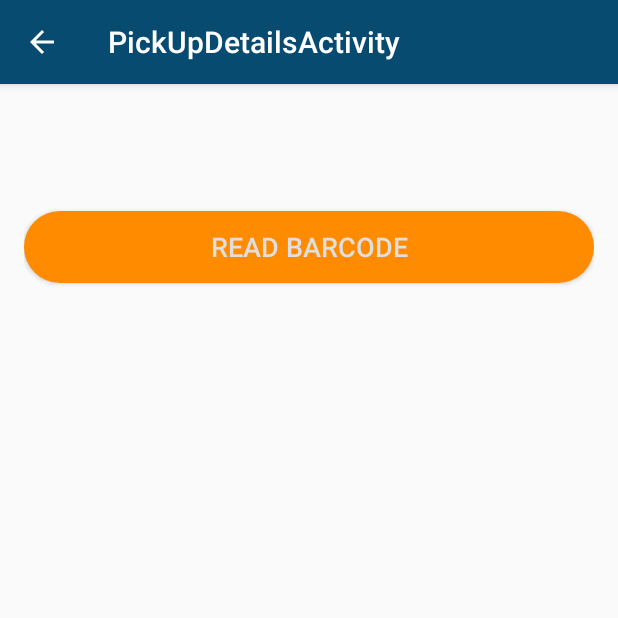
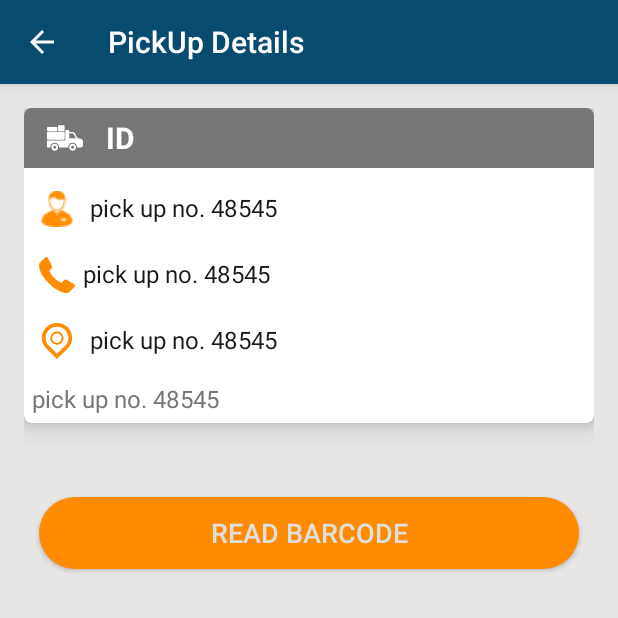
Before and after one commit to KunalBhavsar/SamosaDelivery, an Android app: the PickUpDetailsActivity screen opened directly, with no data from a screen before it, on a phone screen of 412 x 824 dp, the top half of it. Run offline under Robolectric (Android 15) with nearby library versions, the phone set to English and light mode, and no system bars; our stand-ins replace EventBus; libraries missing offline, so code that uses them is left out: com.activeandroid; 16 statements that could not run were skipped.

Commit message:
pick up list ui

```diff
--- a/app/src/main/java/co/rapiddelivery/src/PickUpDetailsActivity.java
+++ b/app/src/main/java/co/rapiddelivery/src/PickUpDetailsActivity.java
@@ -6,6 +6,7 @@ import android.os.Bundle;
 import android.support.v7.app.AppCompatActivity;
 import android.support.v7.widget.Toolbar;
 import android.view.View;
+import android.widget.TextView;
 import android.widget.Toast;
 
 import com.google.android.gms.vision.CameraSource;
@@ -35,7 +36,11 @@ public class PickUpDetailsActivity extends AppCompatActivity implements BarcodeR
 
     private int currentBarcodeReaderStatus = BARCODE_READER_STATUS_CAMERA_CLOSED;
 
-    private CustomTextView txtTempContent;
+    private TextView txtID;
+    private CustomTextView txtCust;
+    private CustomTextView txtPhone;
+    private CustomTextView txtLoc;
+    private CustomTextView txtData;
     private CustomTextView txtBarcodeReading;
 
     private CustomButton btnReadBarcode;
@@ -73,8 +78,19 @@ public class PickUpDetailsActivity extends AppCompatActivity implements BarcodeR
             finish();
         }
 
-        txtTempContent = (CustomTextView) findViewById(R.id.txt_temp);
-        txtTempContent.setText(pickUpModel.getName() + "\n" + pickUpModel.getAddress() + "\n"  + pickUpModel.getPincode());
+        txtID = (TextView) findViewById(R.id.txt_id);
+        txtCust = (CustomTextView) findViewById(R.id.txt_name);
+        txtPhone = (CustomTextView) findViewById(R.id.txt_phone);
+        txtLoc = (CustomTextView) findViewById(R.id.txt_loc);
+        txtData = (CustomTextView) findViewById(R.id.txt_data);
+
+
+        //txtTempContent.setText(pickUpModel.getName() + "\n" + pickUpModel.getAddress() + "\n"  + pickUpModel.getPincode());
+        txtID.setText(pickUpModel.getPickupNumber());
+        txtCust.setText(pickUpModel.getName());
+        txtPhone.setText(pickUpModel.getPhoneNumber());
+        txtLoc.setText(pickUpModel.getAddress() + ", Pincode" + pickUpModel.getPincode());
+        txtData.setText("Expected count is " + pickUpModel.getExpectedCount());
 
         mPreview = (CameraSourcePreview) findViewById(R.id.preview);
         mGraphicOverlay = (GraphicOverlay) findViewById(R.id.overlay);
--- /dev/null
+++ b/app/src/main/res/drawable/ic_location.xml
@@ -0,0 +1,5 @@
+<vector android:height="24dp" android:viewportHeight="18.999"
+    android:viewportWidth="18.999" android:width="24dp" xmlns:android="http://schemas.android.com/apk/res/android">
+    <path android:fillColor="#ff8c00" android:pathData="M9.5,2c1.609,0 3.12,0.614 4.254,1.73C14.879,4.837 15.5,6.309 15.5,7.87s-0.62,3.03 -1.745,4.139L9.5,16.193l-4.254,-4.186C4.121,10.9 3.501,9.431 3.501,7.868s0.62,-3.032 1.745,-4.141C6.38,2.614 7.892,2 9.5,2M9.5,0C7.453,0 5.404,0.768 3.843,2.305c-3.124,3.074 -3.124,8.057 0,11.131L9.5,18.999l5.657,-5.565c3.124,-3.072 3.124,-8.056 0,-11.129C13.596,0.768 11.548,0 9.5,0z"/>
+    <path android:fillColor="#ff8c00" android:pathData="M9.5,5.499c0.668,0 1.296,0.26 1.768,0.731c0.976,0.976 0.976,2.562 0,3.537c-0.473,0.472 -1.1,0.731 -1.768,0.731s-1.295,-0.26 -1.768,-0.731c-0.976,-0.976 -0.976,-2.562 0,-3.537C8.205,5.759 8.833,5.499 9.5,5.499M9.5,4.499c-0.896,0 -1.792,0.342 -2.475,1.024c-1.367,1.367 -1.367,3.584 0,4.951c0.684,0.684 1.578,1.024 2.475,1.024s1.792,-0.342 2.475,-1.024c1.366,-1.367 1.366,-3.584 0,-4.951C11.292,4.84 10.396,4.499 9.5,4.499z"/>
+</vector>
--- /dev/null
+++ b/app/src/main/res/drawable/ic_phone.xml
@@ -0,0 +1,4 @@
+<vector android:height="24dp" android:viewportHeight="578.106"
+    android:viewportWidth="578.106" android:width="24dp" xmlns:android="http://schemas.android.com/apk/res/android">
+    <path android:fillColor="#ff8c00" android:pathData="M577.8,456.1c1.2,9.4 -1.6,17.5 -8.6,24.5l-81.4,80.8c-3.7,4.1 -8.5,7.6 -14.4,10.4c-5.9,2.9 -11.7,4.7 -17.4,5.5c-0.4,0 -1.6,0.1 -3.7,0.3c-2,0.2 -4.7,0.3 -8,0.3c-7.8,0 -20.3,-1.3 -37.6,-4s-38.6,-9.2 -63.6,-19.6c-25.1,-10.4 -53.6,-26 -85.4,-46.8c-31.8,-20.8 -65.7,-49.4 -101.6,-85.7c-28.6,-28.2 -52.2,-55.1 -71,-80.8c-18.8,-25.7 -33.9,-49.5 -45.3,-71.3c-11.4,-21.8 -20,-41.6 -25.7,-59.4S4.6,177.4 2.5,164.5s-2.9,-23 -2.4,-30.3c0.4,-7.3 0.6,-11.4 0.6,-12.2c0.8,-5.7 2.7,-11.5 5.5,-17.4s6.3,-10.7 10.4,-14.4L98,8.8c5.7,-5.7 12.2,-8.6 19.6,-8.6c5.3,0 10,1.5 14.1,4.6s7.5,6.8 10.4,11.3l65.5,124.2c3.7,6.5 4.7,13.7 3.1,21.4c-1.6,7.8 -5.1,14.3 -10.4,19.6l-30,30c-0.8,0.8 -1.5,2.1 -2.1,4s-0.9,3.4 -0.9,4.6c1.6,8.6 5.3,18.4 11,29.4c4.9,9.8 12.4,21.7 22.6,35.8s24.7,30.3 43.5,48.7c18.4,18.8 34.7,33.4 49,43.8c14.3,10.4 26.2,18.1 35.8,22.9c9.6,4.9 16.9,7.9 22,8.9l7.6,1.5c0.8,0 2.1,-0.3 4,-0.9c1.8,-0.6 3.2,-1.3 4,-2.1l34.9,-35.5c7.3,-6.5 15.9,-9.8 25.7,-9.8c6.9,0 12.4,1.2 16.5,3.7h0.6l118.1,69.8C571.1,441.2 576.2,448 577.8,456.1z"/>
+</vector>
--- /dev/null
+++ b/app/src/main/res/drawable/ic_truck.xml
@@ -0,0 +1,4 @@
+<vector android:height="24dp" android:viewportHeight="512.0"
+    android:viewportWidth="512.0" android:width="24dp" xmlns:android="http://schemas.android.com/apk/res/android">
+    <path android:fillColor="#ff8c00" android:pathData="M507.7,229l-51.2,-76.8c-4.7,-7.1 -12.7,-11.4 -21.3,-11.4H332.8c-14.1,0 -25.6,11.5 -25.6,25.6v76.8h-25.6v-25.6c0,-14.1 -11.5,-25.6 -25.6,-25.6h-12.8v-25.6c0,-14.1 -11.5,-25.6 -25.6,-25.6h-12.8v-25.6c0,-14.1 -11.5,-25.6 -25.6,-25.6H128c-14.1,0 -25.6,11.5 -25.6,25.6v25.6H89.6c-14.1,0 -25.6,11.5 -25.6,25.6V192H51.2c-14.1,0 -25.6,11.5 -25.6,25.6v25.6C11.5,243.2 0,254.7 0,268.8v76.8c0,14.1 11.5,25.6 25.6,25.6h26.9c5.9,29.2 31.7,51.2 62.7,51.2s56.8,-22 62.7,-51.2H307.2h26.9c5.9,29.2 31.8,51.2 62.7,51.2c30.9,0 56.8,-22 62.7,-51.2H486.4c14.1,0 25.6,-11.5 25.6,-25.6V243.2C512,238.2 510.5,233.2 507.7,229zM256,217.6v25.6h-51.2v-25.6H256zM217.6,166.4V192h-51.2v-25.6H217.6zM179.2,217.6v25.6H128v-25.6H179.2zM128,115.2h51.2v25.6H128V115.2zM89.6,166.4h51.2V192H89.6V166.4zM51.2,217.6h51.2v25.6H51.2V217.6zM115.2,396.8c-21.2,0 -38.4,-17.2 -38.4,-38.4S94,320 115.2,320s38.4,17.2 38.4,38.4S136.4,396.8 115.2,396.8zM307.2,345.6H177.9c-5.9,-29.2 -31.7,-51.2 -62.7,-51.2s-56.8,22 -62.7,51.2H25.6v-76.8h281.6V345.6zM332.8,166.4h102.4l42.7,64L332.8,230.4V166.4zM396.8,396.8c-21.2,0 -38.4,-17.2 -38.4,-38.4s17.2,-38.4 38.4,-38.4c21.2,0 38.4,17.2 38.4,38.4S418,396.8 396.8,396.8zM486.4,281.6h-25.6v25.6h25.6v38.4h-26.9c-5.9,-29.2 -31.8,-51.2 -62.7,-51.2c-30.9,0 -56.8,22 -62.7,51.2H332.8V256l153.6,0V281.6z"/>
+</vector>
--- /dev/null
+++ b/app/src/main/res/drawable/ic_truck_pickup.xml
@@ -0,0 +1,9 @@
+<vector android:height="24dp" android:viewportHeight="355.276"
+    android:viewportWidth="355.276" android:width="24dp" xmlns:android="http://schemas.android.com/apk/res/android">
+    <path android:fillColor="#ffffff" android:pathData="M76.3,235.4c-18.5,0 -33.5,15 -33.5,33.5s15,33.5 33.5,33.5c18.5,0 33.5,-15 33.5,-33.5S94.8,235.4 76.3,235.4zM76.3,283.4c-8,0 -14.5,-6.5 -14.5,-14.6c0,-8 6.5,-14.6 14.5,-14.6c8,0 14.6,6.5 14.6,14.6C90.9,276.9 84.4,283.4 76.3,283.4z"/>
+    <path android:fillColor="#ffffff" android:pathData="M252.8,235.4c-18.5,0 -33.5,15 -33.5,33.5s15,33.5 33.5,33.5c18.5,0 33.5,-15 33.5,-33.5S271.3,235.4 252.8,235.4zM252.8,283.4c-8,0 -14.6,-6.5 -14.6,-14.6c0,-8 6.5,-14.6 14.6,-14.6c8,0 14.6,6.5 14.6,14.6C267.4,276.9 260.9,283.4 252.8,283.4z"/>
+    <path android:fillColor="#ffffff" android:pathData="M10,195.6h154.3c5.5,0 10,-4.5 10,-10v-59.5c0,-5.5 -4.5,-10 -10,-10H10c-5.5,0 -10,4.5 -10,10v59.5C0,191.1 4.5,195.6 10,195.6z"/>
+    <path android:fillColor="#ffffff" android:pathData="M118.7,109.9h45.4c5.5,0 10,-4.5 10,-10V63c0,-5.5 -4.5,-10 -10,-10h-45.4c-5.5,0 -10,4.5 -10,10v36.9C108.7,105.4 113.2,109.9 118.7,109.9z"/>
+    <path android:fillColor="#ffffff" android:pathData="M10,109.9h82.2c5.5,0 10,-4.5 10,-10v-20.7c0,-5.5 -4.5,-10 -10,-10H10c-5.5,0 -10,4.5 -10,10v20.7C0,105.4 4.5,109.9 10,109.9z"/>
+    <path android:fillColor="#ffffff" android:pathData="M318.4,182.4c-12.3,-3.2 -19.3,-5.2 -24.1,-14.5l-16.1,-32.6c-4.8,-9.3 -17.3,-16.9 -27.8,-16.9H219.4v-9.3c0,-5.5 -4.5,-10 -10,-10h-18.8c-5.5,0 -10,4.5 -10,10v86.9c-2,4 -6.1,6.8 -10.9,6.8H51c-0.3,0 -0.6,0 -1.1,0H30.4v-0h-8.1c-0.5,-0.1 -13,-0 -13,-0c-5.5,0 -9.3,4.4 -9.3,9.9v9.4v18.4v7.4v3.6v9.3c0,5.5 4.5,10 10,10h9.3h2.1h11.3c-0,-0.7 -0.1,-1.3 -0.1,-2c0,-24 19.6,-43.6 43.6,-43.6c24,0 43.6,19.6 43.6,43.6c0,0.7 -0,1.4 -0.1,2h86.2c1.1,0 2.1,-0.1 3.2,-0.3c-0,-0.6 -0,-1.2 -0,-1.7c0,-24 19.6,-43.6 43.6,-43.6c24,0 43.6,19.6 43.6,43.6c0,0.7 -0,1.4 -0.1,2h39.8c10.5,0 19.1,-8.6 19.1,-19.1v-36.2C355.3,185.1 328.6,185.1 318.4,182.4zM219.4,180.7V169.8v-38.2h24.2c9.3,0 20.5,6.8 24.8,15.1l14.3,29c1,2 2.2,3.7 3.5,5L219.4,180.7L219.4,180.7z"/>
+</vector>
--- a/app/src/main/res/layout/content_delivery_details.xml
+++ b/app/src/main/res/layout/content_delivery_details.xml
@@ -37,6 +37,7 @@
                           android:background="@color/grey_dashboard"
                           android:drawableLeft="@drawable/customer"
                           android:drawablePadding="@dimen/_5dp"
+                          android:textColor="@color/black_text"
                           android:gravity="center_vertical"
                           android:paddingLeft="@dimen/_5dp"
                           android:text="Customer"
@@ -48,6 +49,7 @@
                     style="@style/textview_large_medium_text"
                     android:layout_width="match_parent"
                     android:layout_height="wrap_content"
+                    android:padding="@dimen/_5dp"
                     android:layout_below="@id/txt_cust"
                     android:textColor="@color/colorPrimary"
                     android:textSize="16sp"/>
@@ -57,12 +59,14 @@
                     style="@style/textview_large_medium_text"
                     android:layout_width="match_parent"
                     android:layout_height="wrap_content"
+                    android:padding="@dimen/_5dp"
                     android:layout_below="@+id/txt_tracking_number_and_mode"
                     android:layout_marginTop="@dimen/_5dp"
                     android:textColor="@color/colorPrimary"
                     android:textSize="16sp"/>
 
                 <co.rapiddelivery.views.CustomTextView
+                    android:padding="@dimen/_5dp"
                     android:id="@+id/txt_customer_address"
                     style="@style/textview_medium_small_text"
                     android:layout_width="match_parent"
--- a/app/src/main/res/layout/content_pick_up_details.xml
+++ b/app/src/main/res/layout/content_pick_up_details.xml
@@ -1,62 +1,147 @@
 <?xml version="1.0" encoding="utf-8"?>
-<RelativeLayout xmlns:android="http://schemas.android.com/apk/res/android"
+<android.support.v4.widget.NestedScrollView  xmlns:android="http://schemas.android.com/apk/res/android"
                                              xmlns:app="http://schemas.android.com/apk/res-auto"
                                              xmlns:tools="http://schemas.android.com/tools"
-    android:id="@+id/content_pick_up_details"
                                              android:layout_width="match_parent"
                                              android:layout_height="match_parent"
+                                             android:background="@color/grey_e7e6e5"
                                              android:paddingBottom="@dimen/activity_vertical_margin"
                                              android:paddingLeft="@dimen/activity_horizontal_margin"
                                              android:paddingRight="@dimen/activity_horizontal_margin"
                                              android:paddingTop="@dimen/activity_vertical_margin"
                                              app:layout_behavior="@string/appbar_scrolling_view_behavior"
                                              tools:context="co.rapiddelivery.src.PickUpDetailsActivity"
-    tools:showIn="@layout/activity_pick_up_details">
+                                             tools:showIn="@layout/activity_pick_up_details" >
+
+<RelativeLayout android:id="@+id/content_pick_up_details"
+                android:layout_width="match_parent"
+                android:layout_height="match_parent"
+               >
+
+    <android.support.v7.widget.CardView android:id="@+id/rel_alltime_visible_content"
+                                        android:layout_width="match_parent"
+                                        android:layout_height="wrap_content"
+                                        app:cardCornerRadius="5dp"
+                                        app:cardElevation="8dp">
+
+
+        <LinearLayout android:layout_width="match_parent"
+                      android:layout_height="wrap_content"
+                      android:orientation="vertical">
+
+            <TextView android:id="@+id/txt_id"
+                      android:layout_width="match_parent"
+                      android:layout_height="@dimen/_40dp"
+                      android:layout_marginBottom="@dimen/_5dp"
+                      android:background="@color/grey_777777"
+                      android:drawableLeft="@drawable/ic_truck_pickup"
+                      android:drawablePadding="@dimen/_15dp"
+                      android:gravity="center_vertical"
+                      android:paddingLeft="@dimen/_15dp"
+                      android:textStyle="bold"
+                      android:text="ID"
+                      android:textColor="@color/white"
+                      android:textSize="20sp"/>
+
             <co.rapiddelivery.views.CustomTextView
-        android:id="@+id/txt_temp"
+                android:id="@+id/txt_name"
                 style="@style/textview_large_text"
                 android:layout_width="match_parent"
-        android:layout_height="wrap_content" />
+                android:layout_height="wrap_content"
+                android:drawableLeft="@drawable/customer"
+                android:drawablePadding="@dimen/_10dp"
+                android:padding="@dimen/_10dp"
+                android:textSize="16sp"
+                android:text="pick up no. 48545"
+                android:textColor="@color/black_text"/>
+
+            <co.rapiddelivery.views.CustomTextView
+                android:id="@+id/txt_phone"
+                style="@style/textview_large_text"
+                android:layout_width="match_parent"
+                android:textSize="16sp"
+
+                android:layout_height="wrap_content"
+                android:drawableLeft="@drawable/ic_phone"
+                android:drawablePadding="@dimen/_5dp"
+                android:padding="@dimen/_10dp"
+                android:text="pick up no. 48545"
+                android:textColor="@color/black_text"/>
+
+            <co.rapiddelivery.views.CustomTextView
+                android:id="@+id/txt_loc"
+                style="@style/textview_large_text"
+                android:layout_width="match_parent"
+                android:layout_height="wrap_content"
+                android:drawableLeft="@drawable/ic_location"
+                android:drawablePadding="@dimen/_10dp"
+                android:padding="@dimen/_10dp"
+                android:textSize="16sp"
+
+                android:text="pick up no. 48545"
+                android:textColor="@color/black_text"/>
+
+            <co.rapiddelivery.views.CustomTextView
+                android:id="@+id/txt_data"
+                style="@style/textview_large_text"
+                android:layout_width="match_parent"
+                android:layout_height="wrap_content"
+                android:layout_margin="5dp"
+                android:text="pick up no. 48545"
+                android:textColor="@color/grey_777777"
+                android:textSize="16sp"/>
+
+
+        </LinearLayout>
+
+    </android.support.v7.widget.CardView>
+
 
     <co.rapiddelivery.views.CustomTextView
         android:id="@+id/txt_barcode_reading"
-        android:layout_below="@+id/txt_temp"
         style="@style/textview_large_text"
+        android:text=""
         android:layout_width="match_parent"
-        android:layout_height="wrap_content" />
+        android:layout_height="wrap_content"
+        android:layout_below="@+id/rel_alltime_visible_content"
+        android:layout_marginTop="@dimen/_10dp"/>
 
     <co.rapiddelivery.views.CustomButton
+        android:id="@+id/btn_read_barcode"
+        style="@style/button_orange_large_rect"
+        android:layout_width="match_parent"
+        android:layout_height="wrap_content"
         android:layout_below="@+id/txt_barcode_reading"
-        style="@style/button_orange_large_rect"
-        android:id="@+id/btn_read_barcode"
+        android:layout_margin="@dimen/_10dp"
         android:layout_marginTop="@dimen/_10dp"
-        android:text="Read Barcode"
-        android:layout_width="match_parent"
-        android:layout_height="wrap_content" />
+        android:text="Read Barcode"/>
 
     <co.rapiddelivery.views.CustomButton
-        android:layout_below="@+id/txt_temp"
+        android:id="@+id/btn_close_camera"
         style="@style/button_orange_large_rect"
-        android:id="@+id/btn_close_camera"
+        android:layout_width="match_parent"
+        android:layout_height="wrap_content"
+        android:layout_below="@+id/rel_alltime_visible_content"
         android:layout_marginTop="@dimen/_10dp"
-        android:visibility="gone"
         android:text="Close camera"
-        android:layout_width="match_parent"
-        android:layout_height="wrap_content" />
+        android:visibility="gone"/>
 
     <co.rapiddelivery.views.CameraSourcePreview
         android:id="@+id/preview"
+        android:layout_width="match_parent"
+        android:layout_height="match_parent"
         android:layout_below="@+id/btn_close_camera"
-        android:visibility="gone"
-        android:layout_width="match_parent"
-        android:layout_height="match_parent">
+        android:visibility="gone">
 
         <co.rapiddelivery.views.GraphicOverlay
             android:id="@+id/overlay"
             android:layout_width="match_parent"
-            android:layout_height="match_parent" />
+            android:layout_height="match_parent"/>
 
     </co.rapiddelivery.views.CameraSourcePreview>
 
 
 </RelativeLayout>
+
+
+</android.support.v4.widget.NestedScrollView>
--- a/app/src/main/res/values/colors.xml
+++ b/app/src/main/res/values/colors.xml
@@ -11,6 +11,7 @@
 
     <color name="grey_00">#717f87</color>
     <color name="grey_77">#A6AAAF</color>
+    <color name="grey_777777">#777777</color>
     <color name="grey_ff">#D8D8D8</color>
     <color name="grey_dfdfdf">#DFDFDF</color>
 
--- a/app/src/main/res/values/strings.xml
+++ b/app/src/main/res/values/strings.xml
@@ -35,7 +35,7 @@
     <string name="backdrop_title">LOVE MUSIC</string>
     <string name="backdrop_subtitle">This season top 20 albums</string>
     <string name="title_activity_delivery_details">DeliveryDetailsActivity</string>
-    <string name="title_activity_pick_up_details">PickUpDetailsActivity</string>
+    <string name="title_activity_pick_up_details">PickUp Details</string>
     <string name="filter">Filter</string>
     <string name="search">Search</string>
     <string name="search_hint">Enter search query…</string>
```
Lines whose indentation alone changed are shown as unchanged.
